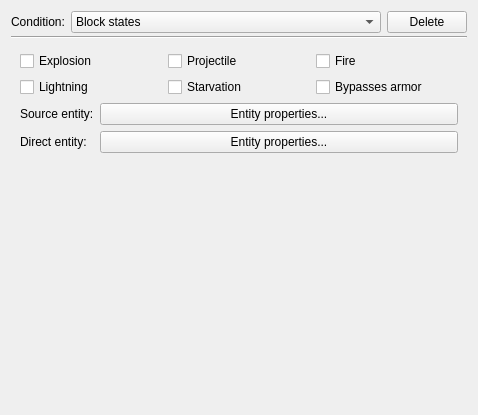
Old version of the form mcrpredcondition.ui in the repository IoeCmcomc/MCDatapacker.
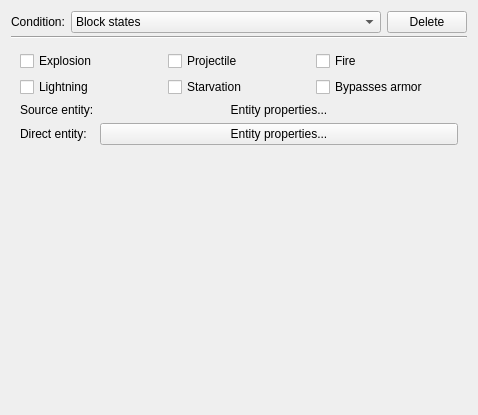
New version of the form. The open tabs and pages were chosen to show the change. Custom widgets are drawn as their Qt base class.

Commit message:
[New]Add EntityConditionDialog class and 2 custom widget.
EntityConditionDialog:
- Used for entity condition(s);
- Support import & export JSON data.

TrueFalseBox:
- QCheckBox with custom state cycle: PartiallyChecked -> Checked ->
Unchecked.

DialogDataButton:
- Combined from a QPushButton and a secondary QToolButton;
- Store data as QJsonObject, click the tool button to reset.

Fix bugs.
Add reset.ico.

The edit to the form file:
```diff
--- a/mcrpredcondition.ui
+++ b/mcrpredcondition.ui
@@ -263,13 +263,6 @@
            </property>
           </widget>
          </item>
-         <item row="0" column="1">
-          <widget class="QPushButton" name="pushButton_3">
-           <property name="text">
-            <string>Entity properties...</string>
-           </property>
-          </widget>
-         </item>
          <item row="1" column="0">
           <widget class="QLabel" name="label_6">
            <property name="text">
@@ -284,6 +277,16 @@
            </property>
           </widget>
          </item>
+         <item row="0" column="1">
+          <widget class="DialogDataButton" name="damageSrc_entityPropBtn">
+           <property name="text">
+            <string>Entity properties...</string>
+           </property>
+           <property name="alignment">
+            <set>Qt::AlignCenter</set>
+           </property>
+          </widget>
+         </item>
         </layout>
        </item>
       </layout>
@@ -1010,6 +1013,11 @@
    <header location="global">extendednumericinput.h</header>
    <container>1</container>
   </customwidget>
+  <customwidget>
+   <class>DialogDataButton</class>
+   <extends>QLabel</extends>
+   <header location="global">dialogdatabutton.h</header>
+  </customwidget>
  </customwidgets>
  <resources/>
  <connections/>
```
Left out of the diff: 14 changed lines with no effect on the pictures. The commit also changes 23 other files.
